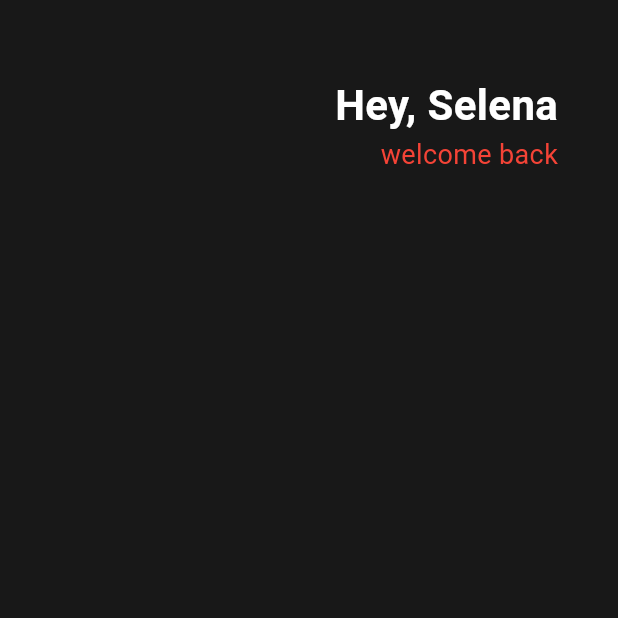
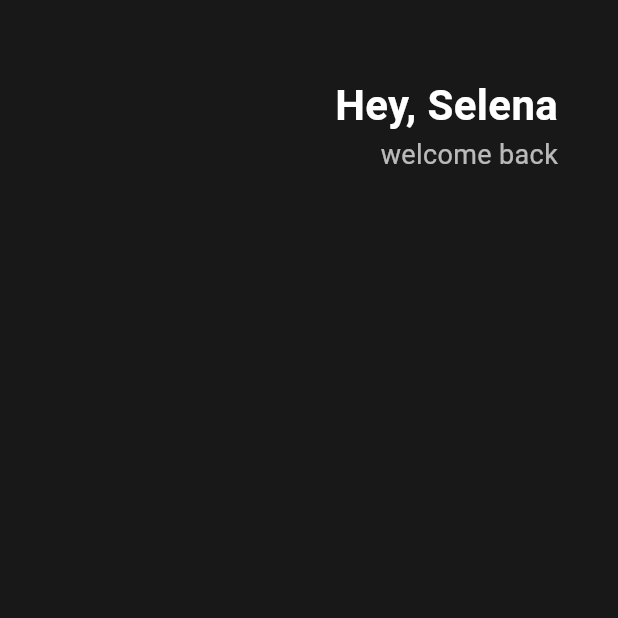
Before and after one commit to jj-jh/clone_webtoon, a Flutter app: the screen it shows after launch, on a phone screen of 412 x 824 dp, the top half of it. Run offline on Flutter 3.47's test engine with Material 3 defaults, Android fonts, the phone set to English and light mode, and no system bars.

Commit message:
change color

```diff
--- a/Study_Flutter/flutter_application_1/lib/main.dart
+++ b/Study_Flutter/flutter_application_1/lib/main.dart
@@ -34,7 +34,7 @@ class App extends StatelessWidget {
                       Text(
                         'welcome back',
                         style: TextStyle(
-                          color: Colors.red,
+                          color: Colors.white.withOpacity(0.7),
                           fontSize: 18,
                         ),
                       ),
```
